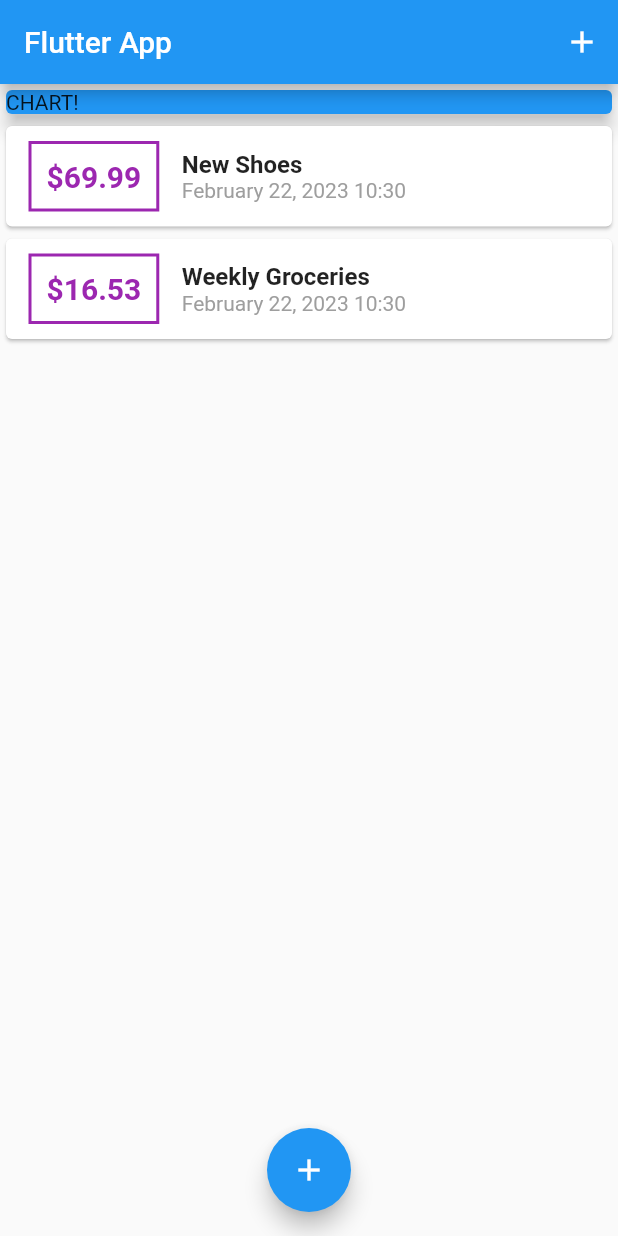
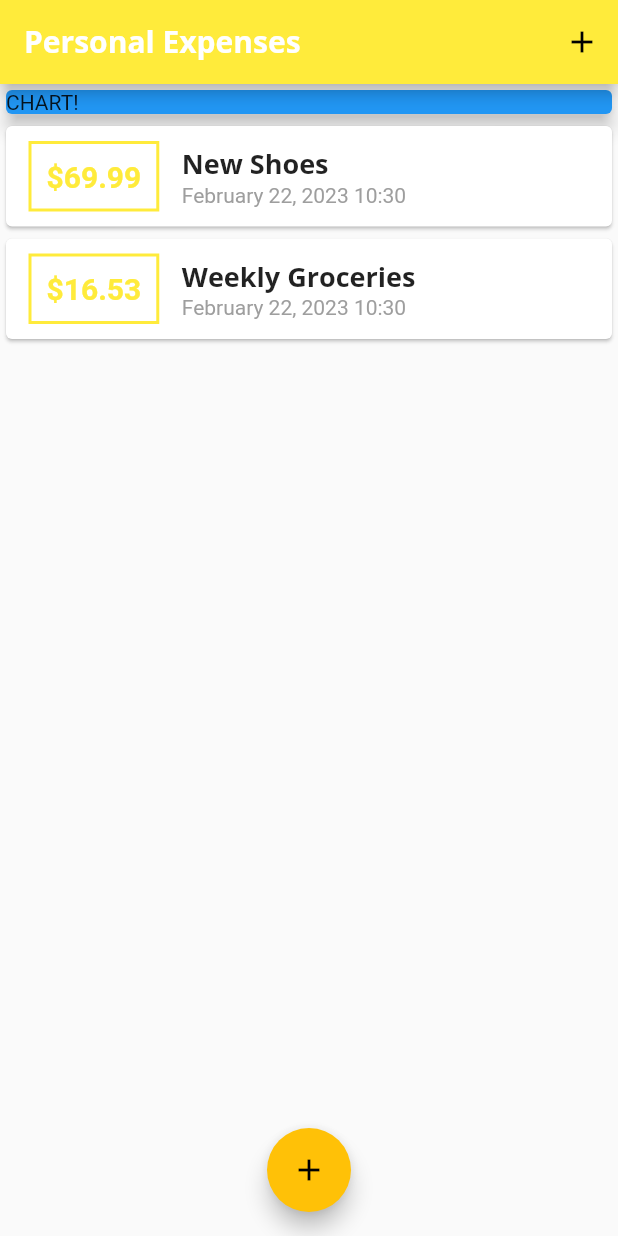
Before and after one commit to LapertJoseph/ExpenseFlutterApp, a Flutter app: the screen it shows after launch, on a phone screen of 412 x 824 dp. Run offline on Flutter 3.47's test engine with Material 2 defaults, Android fonts, the phone set to English and light mode, and no system bars.

Commit message:
define main and secondary font and color Theme

```diff
--- a/lib/main.dart
+++ b/lib/main.dart
@@ -10,7 +10,27 @@ class MyApp extends StatelessWidget {
   @override
   Widget build(BuildContext context) {
     return MaterialApp(
-      title: 'Flutter App',
+      title: 'Personal Expenses',
+      theme: ThemeData(
+          primarySwatch: Colors.yellow,
+          accentColor: Colors.amber,
+          fontFamily: 'Quicksand',
+          textTheme: ThemeData.light().textTheme.copyWith(
+                titleLarge: TextStyle(
+                  fontFamily: 'OpenSans',
+                  fontWeight: FontWeight.bold,
+                  fontSize: 18,
+                ),
+              ),
+          appBarTheme: AppBarTheme(
+            textTheme: ThemeData.light().textTheme.copyWith(
+                  titleLarge: TextStyle(
+                    fontFamily: 'OpenSans',
+                    fontSize: 20,
+                    fontWeight: FontWeight.bold,
+                  ),
+                ),
+          )),
       home: MyHomePage(),
     );
   }
@@ -67,7 +87,7 @@ class _MyHomePageState extends State<MyHomePage> {
   Widget build(BuildContext context) {
     return Scaffold(
       appBar: AppBar(
-        title: Text('Flutter App'),
+        title: Text('Personal Expenses'),
         actions: [
           IconButton(
             onPressed: () => _startAddNewTransaction(context),
--- a/lib/widgets/transaction_list.dart
+++ b/lib/widgets/transaction_list.dart
@@ -24,7 +24,7 @@ class TransactionList extends StatelessWidget {
                   ),
                   decoration: BoxDecoration(
                     border: Border.all(
-                      color: Colors.purple,
+                      color: Theme.of(context).primaryColor,
                       width: 2,
                     ),
                   ),
@@ -34,7 +34,7 @@ class TransactionList extends StatelessWidget {
                     style: TextStyle(
                       fontWeight: FontWeight.bold,
                       fontSize: 20,
-                      color: Colors.purple,
+                      color: Theme.of(context).primaryColor,
                     ),
                   ),
                 ),
@@ -43,10 +43,7 @@ class TransactionList extends StatelessWidget {
                   children: [
                     Text(
                       transactions[index].title,
-                      style: TextStyle(
-                        fontSize: 16,
-                        fontWeight: FontWeight.bold,
-                      ),
+                      style: Theme.of(context).textTheme.titleLarge,
                     ),
                     Text(
                       DateFormat.yMMMMd()
--- a/lib/widgets/user_transactions.dart
+++ b/lib/widgets/user_transactions.dart
@@ -15,7 +15,7 @@ class _UserTransactionState extends State<UserTransactions> {
   Widget build(BuildContext context) {
     return Column(
       children: [
-        NewTransaction(_addNewTransaction),
+        // NewTransaction(_addNewTransaction),
       ],
     );
   }
```
Also changed, not shown: pubspec.yaml (+11 -6 lines), assets/fonts/OpenSans-Bold.ttf (added), assets/fonts/OpenSans-Regular.ttf (added), assets/fonts/Quicksand-Bold.ttf (added), assets/fonts/Quicksand-Light.ttf (added), assets/fonts/Quicksand-Medium.ttf (added), assets/fonts/Quicksand-Regular.ttf (added).
